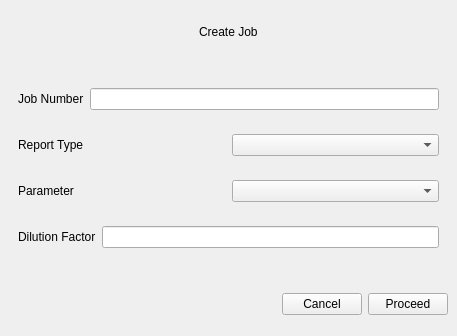
Qt form src/ui/add_new_job.ui (layup/LIMS) before a commit.
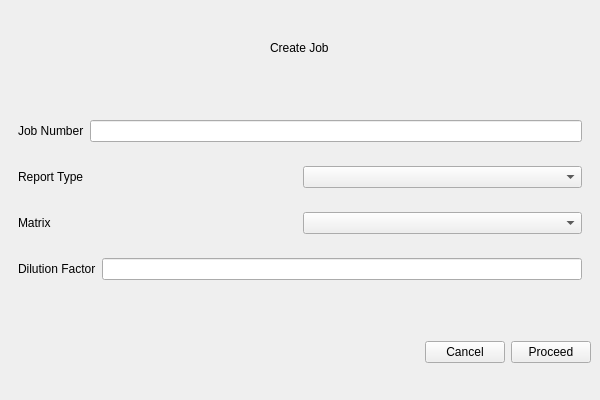
The same form after that commit.

```diff
--- a/src/ui/add_new_job.ui
+++ b/src/ui/add_new_job.ui
@@ -6,10 +6,16 @@
    <rect>
     <x>0</x>
     <y>0</y>
-    <width>457</width>
-    <height>336</height>
+    <width>600</width>
+    <height>400</height>
    </rect>
   </property>
+  <property name="maximumSize">
+   <size>
+    <width>600</width>
+    <height>400</height>
+   </size>
+  </property>
   <property name="windowTitle">
    <string>Form</string>
   </property>
@@ -97,7 +103,7 @@
          <item>
           <widget class="QLabel" name="label_3">
            <property name="text">
-            <string>Parameter</string>
+            <string>Matrix</string>
            </property>
           </widget>
          </item>
```
Left out of the diff: 4 changed lines with no effect on the pictures.
